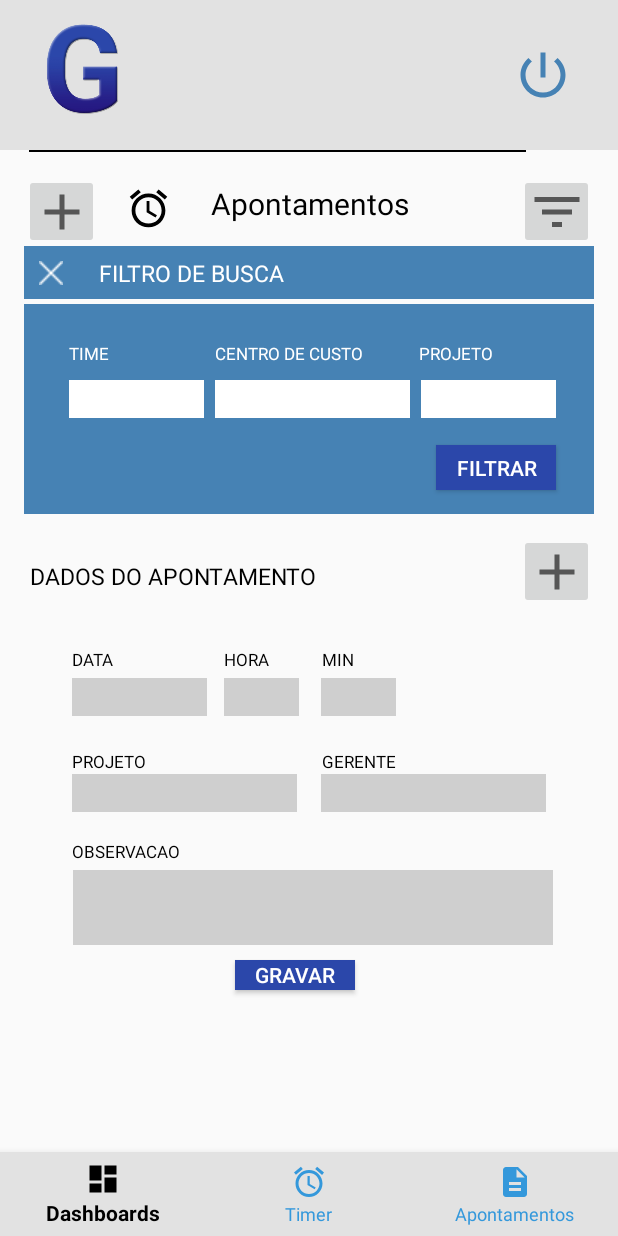
After one commit to MatheusHuk/gespo-mobile, an Android app: the layout activity_time_entry.xml on its own in the app's theme, with its tools: preview values and no code run, on a phone screen of 412 x 824 dp. The commit adds this screen. Run offline under Robolectric (Android 15) with nearby library versions, the phone set to English and light mode, and no system bars.

Commit message:
tela de apontamento manual

```diff
--- /dev/null
+++ b/app/src/main/res/layout/activity_time_entry.xml
@@ -0,0 +1,453 @@
+<?xml version="1.0" encoding="utf-8"?>
+<androidx.constraintlayout.widget.ConstraintLayout
+    xmlns:android="http://schemas.android.com/apk/res/android"
+    xmlns:app="http://schemas.android.com/apk/res-auto"
+    xmlns:tools="http://schemas.android.com/tools"
+    android:layout_width="match_parent"
+    android:layout_height="match_parent">
+
+    <androidx.constraintlayout.widget.ConstraintLayout
+        android:layout_width="match_parent"
+        android:layout_height="100dp"
+        android:id="@+id/v_top_menu"
+        android:background="@color/primaryLightGrey"
+        tools:ignore="MissingConstraints">
+
+        <ImageView
+            android:src="@mipmap/gespo"
+            android:layout_width="70dp"
+            android:layout_height="70dp"
+            app:layout_constraintTop_toTopOf="parent"
+            app:layout_constraintLeft_toLeftOf="parent"
+            android:layout_marginStart="20dp"
+            android:layout_marginTop="12dp"
+            android:contentDescription="Icon Gespo" />
+
+        <ImageButton
+            android:layout_width="wrap_content"
+            android:layout_height="wrap_content"
+            android:src="@drawable/ic_logout"
+            app:layout_constraintRight_toRightOf="parent"
+            app:layout_constraintTop_toTopOf="parent"
+            android:layout_marginTop="30dp"
+            android:layout_marginEnd="30dp"
+            android:background="@color/primaryLightGrey"
+            android:contentDescription="Botão de Sair/Logoff" />
+
+    </androidx.constraintlayout.widget.ConstraintLayout>
+
+    <com.google.android.material.bottomnavigation.BottomNavigationView
+        app:itemBackground="@color/primaryLightGrey"
+        app:itemIconTint="@color/item_color_selector"
+        app:itemTextColor="@color/item_color_selector"
+        android:id="@+id/nav_view"
+        android:layout_width="0dp"
+        android:layout_height="wrap_content"
+        android:layout_marginStart="0dp"
+        android:layout_marginEnd="0dp"
+        android:background="?android:attr/windowBackground"
+        app:layout_constraintBottom_toBottomOf="parent"
+        app:layout_constraintLeft_toLeftOf="parent"
+        app:layout_constraintRight_toRightOf="parent"
+        app:menu="@menu/bottom_nav_menu" />
+
+
+    <androidx.constraintlayout.widget.ConstraintLayout
+        android:layout_width="match_parent"
+        android:layout_height="match_parent"
+        android:layout_marginTop="100dp"
+        android:layout_marginBottom="55dp">
+
+        <ImageButton
+            android:id="@+id/iv_gespo_plus"
+            android:layout_width="50dp"
+            android:layout_height="50dp"
+            android:layout_marginStart="16dp"
+            android:layout_marginTop="16dp"
+            android:src="@drawable/ic_baseline_add_24"
+            app:layout_constraintLeft_toLeftOf="parent"
+            app:layout_constraintTop_toTopOf="parent"
+            android:contentDescription="Botão ADD" />
+
+        <ImageView
+            android:id="@+id/iv_gespo_timer"
+            android:layout_width="30dp"
+            android:layout_height="30dp"
+            android:layout_marginStart="84dp"
+            android:layout_marginTop="24dp"
+            android:contentDescription="icon of clock"
+            android:src="@drawable/ic_alarm"
+            app:layout_constraintLeft_toLeftOf="parent"
+            app:layout_constraintTop_toTopOf="parent" />
+
+        <TextView
+            android:id="@+id/tv_apontamentos"
+            android:layout_width="wrap_content"
+            android:layout_height="40dp"
+            android:layout_marginTop="16dp"
+            android:gravity="center"
+            android:text="@string/title_time_entry"
+            android:textColor="#000000"
+            android:textSize="20sp"
+            app:layout_constraintHorizontal_bias="0.501"
+            app:layout_constraintLeft_toLeftOf="parent"
+            app:layout_constraintRight_toRightOf="parent"
+            app:layout_constraintTop_toTopOf="parent" />
+
+        <ImageButton
+            android:id="@+id/iv_gespo_config"
+            android:layout_width="50dp"
+            android:layout_height="50dp"
+            android:layout_marginTop="16dp"
+            android:layout_marginEnd="16dp"
+            android:src="@drawable/ic_baseline_filter_list_24"
+            app:layout_constraintRight_toRightOf="parent"
+            app:layout_constraintTop_toTopOf="parent"
+            android:contentDescription="Botão de Filtro" />
+
+        <androidx.constraintlayout.widget.ConstraintLayout
+            android:layout_width="380dp"
+            android:layout_height="35dp"
+            android:background="#4682B4"
+            app:layout_constraintTop_toBottomOf="@id/tv_apontamentos"
+            app:layout_constraintLeft_toLeftOf="parent"
+            app:layout_constraintRight_toRightOf="parent"
+            android:layout_marginTop="8dp"
+            android:id="@+id/v_fundo_form_top"
+            android:visibility="visible">
+
+            <ImageButton
+                android:layout_width="wrap_content"
+                android:layout_height="wrap_content"
+                android:src="@mipmap/wrong"
+                android:background="#4682B4"
+                app:layout_constraintTop_toTopOf="parent"
+                app:layout_constraintBottom_toBottomOf="parent"
+                app:layout_constraintLeft_toLeftOf="parent"
+                android:layout_marginStart="10dp"
+                android:id="@+id/ib_fechar_form"
+                android:contentDescription="Icone Filtro" />
+
+            <TextView
+                android:layout_width="wrap_content"
+                android:layout_height="wrap_content"
+                android:text="FILTRO DE BUSCA"
+                android:textColor="#FFFFFF"
+                android:textSize="15sp"
+                app:layout_constraintLeft_toLeftOf="parent"
+                android:layout_marginStart="50dp"
+                app:layout_constraintTop_toTopOf="parent"
+                app:layout_constraintBottom_toBottomOf="parent"/>
+
+        </androidx.constraintlayout.widget.ConstraintLayout>
+
+        <androidx.constraintlayout.widget.ConstraintLayout
+            android:layout_width="380dp"
+            android:layout_height="140dp"
+            android:background="#4682B4"
+            app:layout_constraintTop_toBottomOf="@id/v_fundo_form_top"
+            app:layout_constraintLeft_toLeftOf="parent"
+            app:layout_constraintRight_toRightOf="parent"
+            android:layout_marginTop="3dp"
+            android:id="@+id/v_fundo_form_bottom"
+            android:visibility="visible">
+
+            <TextView
+                android:layout_width="wrap_content"
+                android:layout_height="wrap_content"
+                android:text="TIME"
+                android:textColor="#FFFFFF"
+                android:textSize="11sp"
+                app:layout_constraintLeft_toLeftOf="parent"
+                android:layout_marginStart="30dp"
+                app:layout_constraintTop_toTopOf="parent"
+                android:layout_marginTop="25dp"
+                android:id="@+id/tv_texto_periodo"
+                tools:ignore="SmallSp" />
+
+            <TextView
+                android:layout_width="wrap_content"
+                android:layout_height="wrap_content"
+                android:text="CENTRO DE CUSTO"
+                android:textColor="#FFFFFF"
+                android:textSize="11sp"
+                app:layout_constraintLeft_toLeftOf="@+id/tv_texto_periodo"
+                app:layout_constraintRight_toRightOf="@id/tv_texto_projeto"
+                app:layout_constraintTop_toTopOf="parent"
+                android:layout_marginStart="10dp"
+                android:layout_marginTop="25dp"
+                android:id="@+id/tv_texto_data"
+                tools:ignore="SmallSp" />
+
+            <TextView
+                android:layout_width="wrap_content"
+                android:layout_height="wrap_content"
+                android:text="PROJETO"
+                android:textColor="#FFFFFF"
+                android:textSize="11sp"
+                app:layout_constraintRight_toRightOf="parent"
+                android:layout_marginEnd="67dp"
+                app:layout_constraintTop_toTopOf="parent"
+                android:layout_marginTop="25dp"
+                android:id="@+id/tv_texto_projeto"
+                tools:ignore="SmallSp" />
+
+            <Spinner
+                android:id="@+id/sp_periodo"
+                android:layout_width="90dp"
+                android:layout_height="25dp"
+                android:spinnerMode="dropdown"
+                app:layout_constraintTop_toTopOf="@id/tv_texto_periodo"
+                android:layout_marginTop="25dp"
+                app:layout_constraintLeft_toLeftOf="parent"
+                android:layout_marginStart="30dp"
+                android:background="#FFFFFF" />
+
+            <Spinner
+                android:id="@+id/sp_data"
+                android:layout_width="130dp"
+                android:layout_height="25dp"
+                android:spinnerMode="dropdown"
+                app:layout_constraintTop_toTopOf="@id/tv_texto_data"
+                android:layout_marginTop="25dp"
+                app:layout_constraintLeft_toLeftOf="@+id/sp_periodo"
+                app:layout_constraintRight_toRightOf="@id/sp_projeto"
+                android:background="#FFFFFF" />
+
+            <Spinner
+                android:id="@+id/sp_projeto"
+                android:layout_width="90dp"
+                android:layout_height="25dp"
+                android:spinnerMode="dropdown"
+                app:layout_constraintTop_toTopOf="@id/tv_texto_projeto"
+                android:layout_marginTop="25dp"
+                app:layout_constraintRight_toRightOf="parent"
+                android:layout_marginEnd="25dp"
+                android:background="#FFFFFF" />
+
+            <Button
+                android:id="@id/iv_filtro"
+                android:layout_width="80dp"
+                android:layout_height="30dp"
+                android:layout_marginTop="18dp"
+                android:text="FILTRAR"
+                android:textColor="#FFFFFF"
+                android:background="#2B47AA"
+                app:layout_constraintTop_toBottomOf="@id/sp_projeto"
+                app:layout_constraintRight_toRightOf="parent"
+                android:layout_marginEnd="25dp"
+                />
+
+        </androidx.constraintlayout.widget.ConstraintLayout>
+
+        <androidx.constraintlayout.widget.ConstraintLayout
+            android:layout_width="match_parent"
+            android:layout_height="match_parent"
+            tools:layout_editor_absoluteX="0dp"
+            tools:layout_editor_absoluteY="0dp">
+
+            <TextView
+                android:id="@id/tv_apontamentos"
+                android:layout_width="wrap_content"
+                android:layout_height="40dp"
+                android:layout_marginTop="264dp"
+                android:gravity="center"
+                android:text="DADOS DO APONTAMENTO"
+                android:textColor="#000000"
+                android:textSize="15sp"
+                app:layout_constraintHorizontal_bias="0.088"
+                app:layout_constraintLeft_toLeftOf="parent"
+                app:layout_constraintRight_toRightOf="parent"
+                app:layout_constraintTop_toTopOf="parent"
+                tools:ignore="MissingConstraints" />
+
+            <ImageButton
+                android:id="@id/iv_gespo_plus"
+                android:layout_width="50dp"
+                android:layout_height="50dp"
+                android:layout_marginStart="344dp"
+                android:layout_marginTop="256dp"
+                android:layout_marginEnd="16dp"
+                android:src="@drawable/ic_baseline_add_24"
+                app:layout_constraintEnd_toEndOf="parent"
+                app:layout_constraintLeft_toLeftOf="parent"
+                app:layout_constraintTop_toTopOf="parent"
+                tools:ignore="MissingConstraints"
+                android:contentDescription="ADD Button" />
+
+            <ImageView
+                android:id="@+id/iv_gespo_line"
+                android:layout_width="370dp"
+                android:layout_height="wrap_content"
+                android:contentDescription="Traço Horizontal"
+                android:src="@mipmap/line"
+                android:visibility="visible"
+                app:layout_editor_absoluteX="20dp"
+                tools:ignore="MissingConstraints"
+                tools:layout_editor_absoluteX="20dp"
+                tools:layout_editor_absoluteY="317dp" />
+
+            <TextView
+                android:id="@id/tv_texto_periodo"
+                android:layout_width="wrap_content"
+                android:layout_height="wrap_content"
+                android:layout_marginStart="48dp"
+                android:layout_marginTop="332dp"
+                android:text="DATA"
+                android:textColor="#000000"
+                android:textSize="11sp"
+                app:layout_constraintLeft_toLeftOf="parent"
+                app:layout_constraintTop_toTopOf="parent"
+                tools:ignore="SmallSp" />
+
+            <TextView
+                android:id="@id/tv_texto_data"
+                android:layout_width="wrap_content"
+                android:layout_height="wrap_content"
+                android:layout_marginStart="10dp"
+                android:layout_marginTop="332dp"
+                android:text="HORA"
+                android:textColor="#000000"
+                android:textSize="11sp"
+                app:layout_constraintHorizontal_bias="0.617"
+                app:layout_constraintLeft_toLeftOf="@+id/tv_texto_periodo"
+                app:layout_constraintRight_toRightOf="@id/tv_texto_projeto"
+                app:layout_constraintTop_toTopOf="parent"
+                tools:ignore="SmallSp" />
+
+            <TextView
+                android:id="@id/tv_texto_projeto"
+                android:layout_width="wrap_content"
+                android:layout_height="wrap_content"
+                android:layout_marginTop="332dp"
+                android:layout_marginEnd="176dp"
+                android:text="MIN"
+                android:textColor="#000000"
+                android:textSize="11sp"
+                app:layout_constraintRight_toRightOf="parent"
+                app:layout_constraintTop_toTopOf="parent"
+                tools:ignore="SmallSp" />
+
+            <Spinner
+                android:id="@id/sp_periodo"
+                android:layout_width="90dp"
+                android:layout_height="25dp"
+                android:layout_marginStart="48dp"
+                android:layout_marginTop="352dp"
+                android:background="#EBCBCBCB"
+                android:spinnerMode="dropdown"
+                app:layout_constraintStart_toStartOf="parent"
+                app:layout_constraintTop_toTopOf="parent" />
+
+            <Spinner
+                android:id="@id/sp_data"
+                android:layout_width="50dp"
+                android:layout_height="25dp"
+                android:layout_marginTop="352dp"
+                android:background="#EBCBCBCB"
+                android:spinnerMode="dropdown"
+                app:layout_constraintEnd_toEndOf="parent"
+                app:layout_constraintHorizontal_bias="0.412"
+                app:layout_constraintStart_toStartOf="parent"
+                app:layout_constraintTop_toTopOf="parent" />
+
+            <Spinner
+                android:id="@id/sp_projeto"
+                android:layout_width="50dp"
+                android:layout_height="25dp"
+                android:layout_marginTop="352dp"
+                android:layout_marginEnd="148dp"
+                android:background="#EBCBCBCB"
+                android:spinnerMode="dropdown"
+                app:layout_constraintEnd_toEndOf="parent"
+                app:layout_constraintTop_toTopOf="parent" />
+
+            <TextView
+                android:id="@id/tv_texto_periodo"
+                android:layout_width="wrap_content"
+                android:layout_height="wrap_content"
+                android:layout_marginStart="48dp"
+                android:layout_marginTop="400dp"
+                android:text="PROJETO"
+                android:textColor="#000000"
+                android:textSize="11sp"
+                app:layout_constraintStart_toStartOf="parent"
+                app:layout_constraintTop_toTopOf="parent"
+                tools:ignore="SmallSp" />
+
+            <TextView
+                android:id="@id/tv_texto_data"
+                android:layout_width="wrap_content"
+                android:layout_height="wrap_content"
+                android:layout_marginTop="400dp"
+                android:layout_marginEnd="148dp"
+                android:text="GERENTE"
+                android:textColor="#000000"
+                android:textSize="11sp"
+                app:layout_constraintEnd_toEndOf="parent"
+                app:layout_constraintTop_toTopOf="parent"
+                tools:ignore="SmallSp" />
+
+            <Spinner
+                android:id="@id/sp_periodo"
+                android:layout_width="150dp"
+                android:layout_height="25dp"
+                android:layout_marginStart="48dp"
+                android:layout_marginTop="416dp"
+                android:background="#EBCBCBCB"
+                android:spinnerMode="dropdown"
+                app:layout_constraintStart_toStartOf="parent"
+                app:layout_constraintTop_toTopOf="parent" />
+
+            <Spinner
+                android:id="@id/sp_data"
+                android:layout_width="150dp"
+                android:layout_height="25dp"
+                android:layout_marginTop="416dp"
+                android:layout_marginEnd="48dp"
+                android:background="#EBCBCBCB"
+                android:spinnerMode="dropdown"
+                app:layout_constraintEnd_toEndOf="parent"
+                app:layout_constraintTop_toTopOf="parent" />
+
+            <TextView
+                android:id="@id/tv_texto_periodo"
+                android:layout_width="wrap_content"
+                android:layout_height="wrap_content"
+                android:layout_marginStart="48dp"
+                android:layout_marginTop="460dp"
+                android:text="OBSERVACAO"
+                android:textColor="#000000"
+                android:textSize="11sp"
+                app:layout_constraintStart_toStartOf="parent"
+                app:layout_constraintTop_toTopOf="parent"
+                tools:ignore="SmallSp" />
+
+            <Spinner
+                android:id="@id/sp_data"
+                android:layout_width="320dp"
+                android:layout_height="50dp"
+                android:layout_marginTop="480dp"
+                android:background="#EBCBCBCB"
+                android:spinnerMode="dropdown"
+                app:layout_constraintEnd_toEndOf="parent"
+                app:layout_constraintHorizontal_bias="0.527"
+                app:layout_constraintStart_toStartOf="parent"
+                app:layout_constraintTop_toTopOf="parent" />
+
+            <Button
+                android:id="@+id/bt_gravar"
+                android:layout_width="80dp"
+                android:layout_height="20dp"
+                android:layout_marginTop="540dp"
+                android:background="#2B47AA"
+                android:text="GRAVAR"
+                android:textColor="#FFFFFF"
+                app:layout_constraintEnd_toEndOf="parent"
+                app:layout_constraintHorizontal_bias="0.471"
+                app:layout_constraintStart_toStartOf="parent"
+                app:layout_constraintTop_toTopOf="parent" />
+
+        </androidx.constraintlayout.widget.ConstraintLayout>
+    </androidx.constraintlayout.widget.ConstraintLayout>
+</androidx.constraintlayout.widget.ConstraintLayout>
--- a/app/src/main/res/values/strings.xml
+++ b/app/src/main/res/values/strings.xml
@@ -4,6 +4,7 @@
     <string name="title_home">Home</string>
     <string name="title_dashboard">Dashboard</string>
     <string name="title_notifications">Notifications</string>
+    <string name="title_time_entry">Apontamentos</string>
     <string-array name="periodos">
         <item>SEMANAL</item>
         <item>QUINZENAL</item>
--- a/build.gradle
+++ b/build.gradle
@@ -6,7 +6,7 @@ buildscript {
         jcenter()
     }
     dependencies {
-        classpath "com.android.tools.build:gradle:4.0.1"
+        classpath 'com.android.tools.build:gradle:4.1.0'
         classpath "org.jetbrains.kotlin:kotlin-gradle-plugin:$kotlin_version"
 
         // NOTE: Do not place your application dependencies here; they belong
```
Also changed, not shown: gradle/wrapper/gradle-wrapper.properties, 1 other file.
